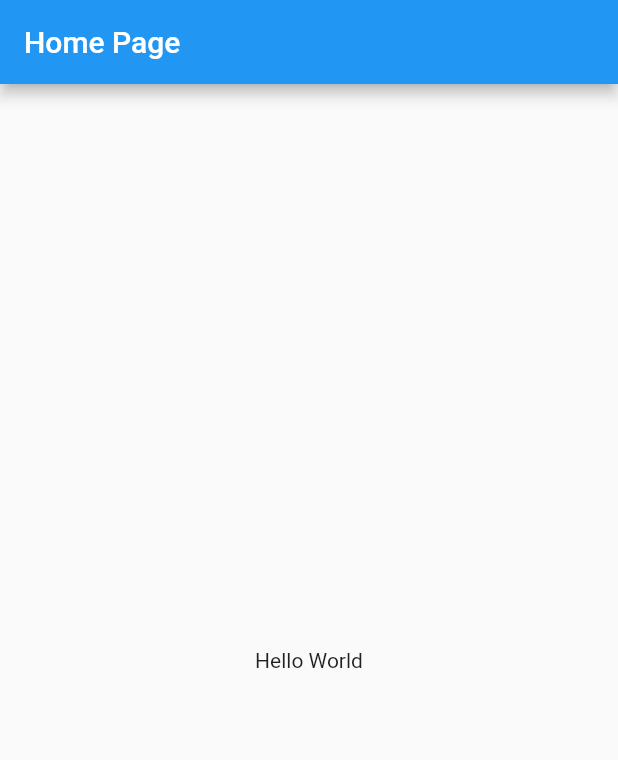
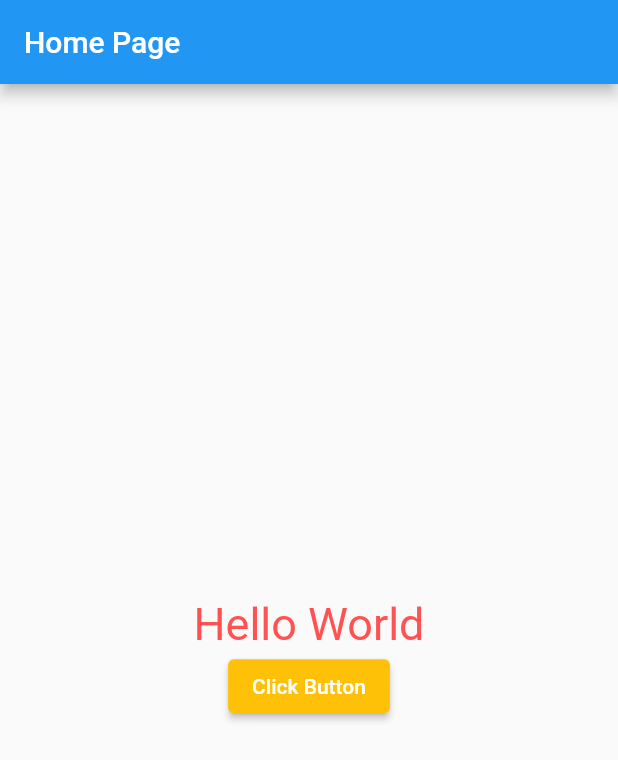
Before and after one commit to chopraji94/Flutter, a Flutter app: the screen it shows after launch, on a phone screen of 412 x 824 dp. Shown: the top 760 px of the screen. Run offline on Flutter 3.47's test engine with Material 2 defaults, Android fonts, the phone set to English and light mode, and no system bars.

Commit message:
Statefull widget

```diff
--- a/hello_world/lib/main.dart
+++ b/hello_world/lib/main.dart
@@ -7,16 +7,68 @@ void main(){
 class MyApp extends StatelessWidget {
   @override
   Widget build(BuildContext context) {
-    return new MaterialApp(
-      title: "My app",
-      home: new Scaffold(
-        appBar: AppBar(
-          title: Text("Home Page"),
-        ),
-        body: new Center(
-          child: Text("Hello World"),
-        ),
-      ),
+    return MaterialApp(
+      title: "My App",
+      home: new HomePage(),
     );
   }
 }
+
+class HomePage extends StatefulWidget {
+  @override
+  _HomePageState createState() => _HomePageState();
+}
+
+
+class _HomePageState extends State<HomePage> {
+
+  String myText = "Hello World";
+
+  void _changeText(){
+    setState(() {
+      if(myText.startsWith("H")){
+        myText = "Welcome to my app";
+      }
+      else{
+        myText = "Hello World";
+      }
+    });
+  }
+
+  Widget _bodyWidget(){
+  return new Container(
+    padding: const EdgeInsets.all(8.0),
+    child: new Center(
+        child: new Column(
+          mainAxisAlignment: MainAxisAlignment.center,
+          children: <Widget>[
+            new Text(
+              myText,
+              style: TextStyle(
+                color: Colors.redAccent,
+                fontSize: 30.0
+              ),
+            ),
+            new ElevatedButton(
+              onPressed: _changeText,
+              child: Text("Click Button"),
+               style: ButtonStyle(
+                 backgroundColor: MaterialStateProperty.all(Colors.amber)
+               ),
+              ),
+          ],
+        ),
+      ),
+  );
+}
+
+  @override
+  Widget build(BuildContext context) {
+    return new Scaffold(
+      appBar: new AppBar(
+        title: Text("Home Page"),
+      ),
+      body: _bodyWidget(),
+    );
+  }
+}
```
